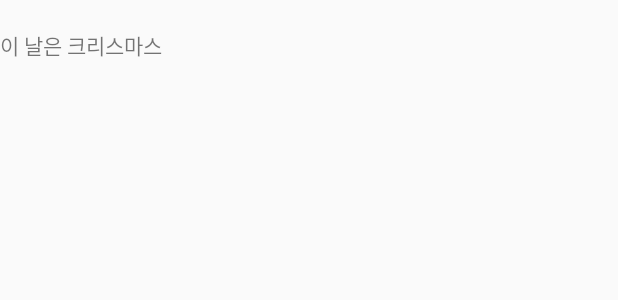
After one commit to wjdghks158/AndroidFireBaseTermProject, an Android app: the layout activity_detail.xml on its own in the app's theme, with its tools: preview values and no code run, on a phone screen of 412 x 824 dp. The commit adds this screen. Shown: the top 300 px of the screen. Run offline under Robolectric (Android 15) with nearby library versions, the phone set to English and light mode, and no system bars.

Commit message:
달력 디테일,알림 설정

```diff
--- a/app/build.gradle
+++ b/app/build.gradle
@@ -39,4 +39,6 @@ dependencies {
 
 
 
+
+
 apply plugin: 'com.google.gms.google-services'
--- a/app/src/main/java/com/example/unclej/androidfirebasetermproject/MainActivity.java
+++ b/app/src/main/java/com/example/unclej/androidfirebasetermproject/MainActivity.java
@@ -47,6 +47,9 @@ public class MainActivity extends AppCompatActivity {
         setContentView(R.layout.activity_main);
         //actionBar.setDisplayShowTitleEnabled(false);
         //actionBar.setDisplayShowHomeEnabled(false);
+
+        new AlarmHATT(getApplicationContext()).Alarm();
+
 
         FirebaseUser user = FirebaseAuth.getInstance().getCurrentUser();
         if (user != null) {
--- /dev/null
+++ b/app/src/main/res/layout/activity_detail.xml
@@ -0,0 +1,20 @@
+<?xml version="1.0" encoding="utf-8"?>
+<LinearLayout xmlns:android="http://schemas.android.com/apk/res/android"
+    xmlns:app="http://schemas.android.com/apk/res-auto"
+    xmlns:tools="http://schemas.android.com/tools"
+    android:layout_width="match_parent"
+    android:layout_height="match_parent"
+    android:orientation="vertical"
+    tools:context="com.example.unclej.androidfirebasetermproject.DetailActivity">
+
+    <TextView
+        android:id="@+id/title_date"
+        android:layout_width="match_parent"
+        android:layout_height="wrap_content" />
+
+    <TextView
+        android:text="이 날은 크리스마스"
+        android:id="@+id/detail_info"
+        android:layout_width="match_parent"
+        android:layout_height="wrap_content" />
+</LinearLayout>
```
Also changed, not shown: app/src/main/AndroidManifest.xml (+18 -2 lines), app/src/main/java/com/example/unclej/androidfirebasetermproject/AlarmHATT.java (added, +31 -0 lines), app/src/main/java/com/example/unclej/androidfirebasetermproject/BroadcastD.java (added, +28 -0 lines), app/src/main/java/com/example/unclej/androidfirebasetermproject/DetailActivity.java (added, +26 -0 lines), app/src/main/java/com/example/unclej/androidfirebasetermproject/TempActivity.java (added, +13 -0 lines), app/src/main/java/com/example/unclej/androidfirebasetermproject/fragment/ThirdFragment.java (+98 -39 lines), app/src/main/res/layout/activity_temp.xml (added, +9 -0 lines).
